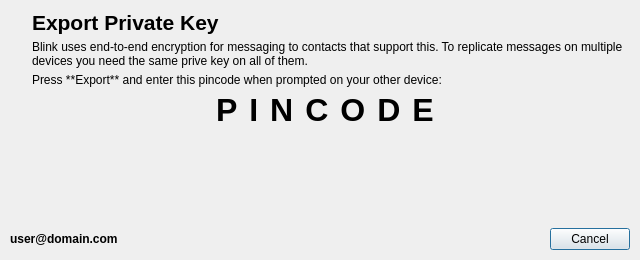
The window that resources/export_private_key_dialog.ui (AGProjects/blink-qt) describes before a commit, drawn with Qt 5.
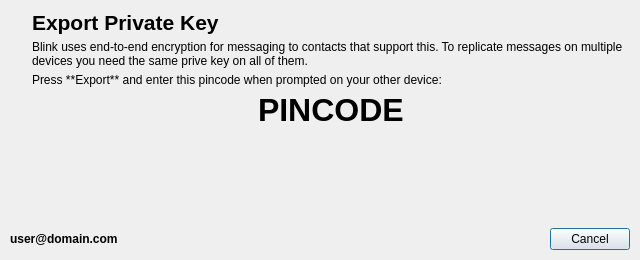
The same window after the commit. Icons and pictures are not drawn.

```diff
--- a/resources/export_private_key_dialog.ui
+++ b/resources/export_private_key_dialog.ui
@@ -136,9 +136,6 @@
            <strikeout>false</strikeout>
           </font>
          </property>
-         <property name="styleSheet">
-          <string notr="true">letter-spacing: 12px;</string>
-         </property>
          <property name="text">
           <string>PINCODE</string>
          </property>
```
Left out of the diff: 3 changed lines with no effect on the pictures.
